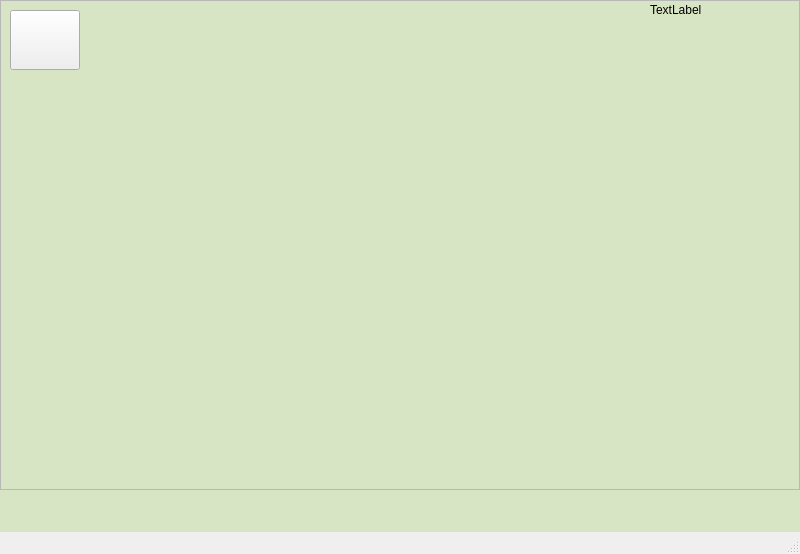
SagongUihun/ESE_2022_MutualHelp, file ESE_2022_Robot/GUI_DB/userui.ui: the form before one commit.
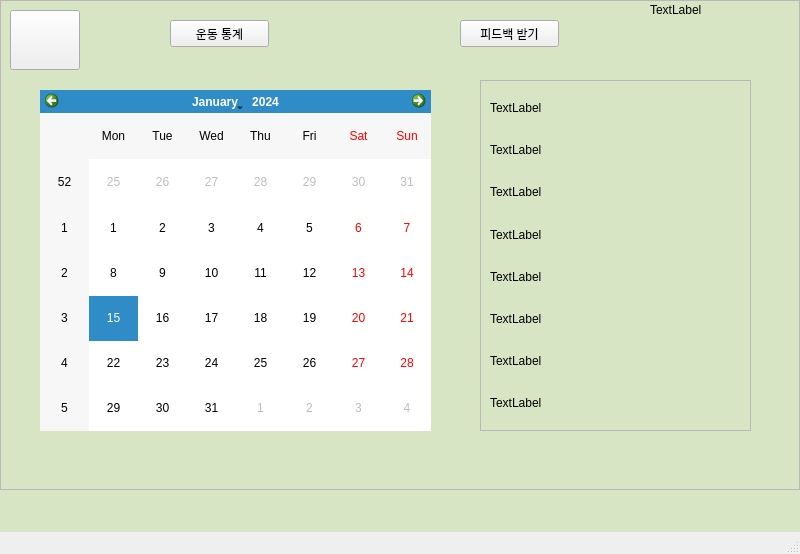
The form after the commit. The open tabs and pages were chosen to show the change. Icons and pictures are not drawn.

Patch:
```diff
--- a/ESE_2022_Robot/GUI_DB/userui.ui
+++ b/ESE_2022_Robot/GUI_DB/userui.ui
@@ -2014,32 +2014,6 @@
         </item>
        </layout>
       </widget>
-      <widget class="QPushButton" name="giverecord_3">
-       <property name="geometry">
-        <rect>
-         <x>20</x>
-         <y>410</y>
-         <width>99</width>
-         <height>27</height>
-        </rect>
-       </property>
-       <property name="text">
-        <string>운동 통계</string>
-       </property>
-      </widget>
-      <widget class="QPushButton" name="givefeedback_3">
-       <property name="geometry">
-        <rect>
-         <x>670</x>
-         <y>410</y>
-         <width>99</width>
-         <height>27</height>
-        </rect>
-       </property>
-       <property name="text">
-        <string>피드백 받기</string>
-       </property>
-      </widget>
      </widget>
     </widget>
     <widget class="QWidget" name="page_4">
@@ -2088,6 +2062,116 @@
         <string>TextLabel</string>
        </property>
       </widget>
+      <widget class="QCalendarWidget" name="calendar">
+       <property name="geometry">
+        <rect>
+         <x>40</x>
+         <y>90</y>
+         <width>391</width>
+         <height>341</height>
+        </rect>
+       </property>
+      </widget>
+      <widget class="QFrame" name="frame_21">
+       <property name="geometry">
+        <rect>
+         <x>480</x>
+         <y>80</y>
+         <width>271</width>
+         <height>351</height>
+        </rect>
+       </property>
+       <property name="frameShape">
+        <enum>QFrame::StyledPanel</enum>
+       </property>
+       <property name="frameShadow">
+        <enum>QFrame::Raised</enum>
+       </property>
+       <layout class="QVBoxLayout" name="verticalLayout_3">
+        <item>
+         <widget class="QLabel" name="todayday">
+          <property name="text">
+           <string>TextLabel</string>
+          </property>
+         </widget>
+        </item>
+        <item>
+         <widget class="QLabel" name="rec_0">
+          <property name="text">
+           <string>TextLabel</string>
+          </property>
+         </widget>
+        </item>
+        <item>
+         <widget class="QLabel" name="rec_1">
+          <property name="text">
+           <string>TextLabel</string>
+          </property>
+         </widget>
+        </item>
+        <item>
+         <widget class="QLabel" name="rec_2">
+          <property name="text">
+           <string>TextLabel</string>
+          </property>
+         </widget>
+        </item>
+        <item>
+         <widget class="QLabel" name="rec_3">
+          <property name="text">
+           <string>TextLabel</string>
+          </property>
+         </widget>
+        </item>
+        <item>
+         <widget class="QLabel" name="rec_4">
+          <property name="text">
+           <string>TextLabel</string>
+          </property>
+         </widget>
+        </item>
+        <item>
+         <widget class="QLabel" name="rec_5">
+          <property name="text">
+           <string>TextLabel</string>
+          </property>
+         </widget>
+        </item>
+        <item>
+         <widget class="QLabel" name="rec_6">
+          <property name="text">
+           <string>TextLabel</string>
+          </property>
+         </widget>
+        </item>
+       </layout>
+      </widget>
+      <widget class="QPushButton" name="giverecord_3">
+       <property name="geometry">
+        <rect>
+         <x>170</x>
+         <y>20</y>
+         <width>99</width>
+         <height>27</height>
+        </rect>
+       </property>
+       <property name="text">
+        <string>운동 통계</string>
+       </property>
+      </widget>
+      <widget class="QPushButton" name="givefeedback_3">
+       <property name="geometry">
+        <rect>
+         <x>460</x>
+         <y>20</y>
+         <width>99</width>
+         <height>27</height>
+        </rect>
+       </property>
+       <property name="text">
+        <string>피드백 받기</string>
+       </property>
+      </widget>
      </widget>
     </widget>
     <widget class="QWidget" name="page_5">
```
Left out of the diff: 95 changed lines with no effect on the pictures.
